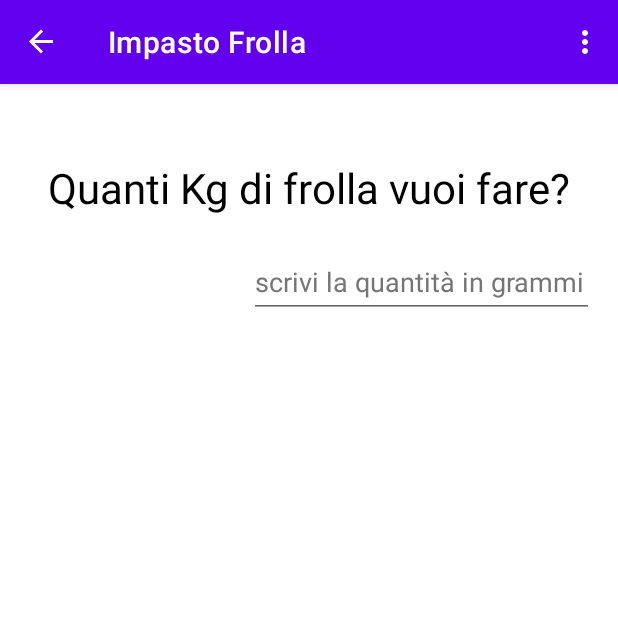
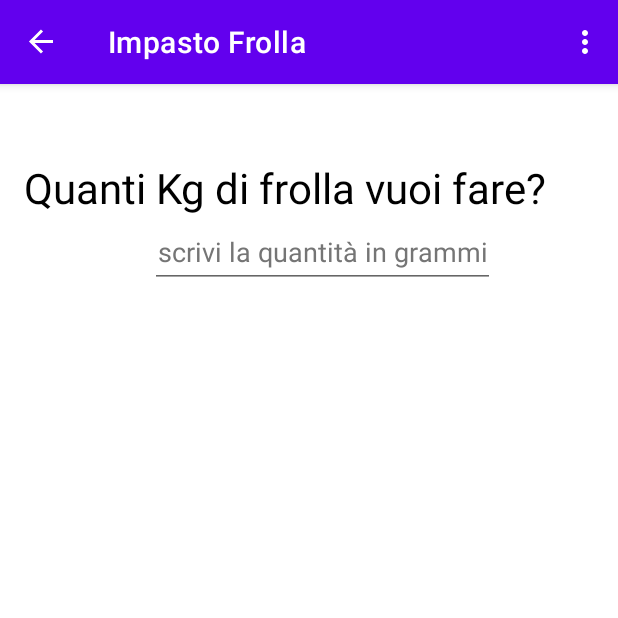
Before and after one commit to pepprond/Impastando, an Android app: the ImpastoFrolla screen opened through its navigation route, on a phone screen of 412 x 824 dp, the top half of it. Run offline under Robolectric (Android 15) with nearby library versions, the phone set to English and light mode, and no system bars; our stand-ins replace navigation-ui; Roboto replaces fonts that are not available here.

Commit message:
"ho cambiato i layout dei fragment impasto frolla e pizza"

```diff
--- a/app/src/main/res/layout/impasto_frolla.xml
+++ b/app/src/main/res/layout/impasto_frolla.xml
@@ -1,10 +1,11 @@
 <?xml version="1.0" encoding="utf-8"?>
-<androidx.constraintlayout.widget.ConstraintLayout xmlns:android="http://schemas.android.com/apk/res/android"
+<LinearLayout xmlns:android="http://schemas.android.com/apk/res/android"
     xmlns:app="http://schemas.android.com/apk/res-auto"
     xmlns:tools="http://schemas.android.com/tools"
     android:layout_width="match_parent"
     android:layout_height="match_parent"
-    tools:context=".ImpastoFrolla" >
+    android:orientation="vertical"
+    tools:context=".ImpastoFrolla">
 
     <TextView
         android:id="@+id/textView"
@@ -16,22 +17,17 @@
         android:fontFamily="@font/roboto_bold"
         android:text="@string/text_frolla"
         android:textColor="@color/black"
-        android:textSize="@dimen/text_fragment_size"
-        app:layout_constraintEnd_toEndOf="parent"
-        app:layout_constraintStart_toStartOf="parent"
-        app:layout_constraintTop_toTopOf="parent" />
+        android:textSize="@dimen/text_fragment_size" />
 
     <EditText
         android:id="@+id/editTextNumberDecimal2"
-        android:layout_width="@dimen/width_num"
+        android:layout_width="230dp"
         android:layout_height="@dimen/heigth_num"
-        android:layout_marginTop="20dp"
-        android:layout_marginEnd="16dp"
         android:autofillHints=""
         android:ems="10"
+        android:layout_marginHorizontal="100dp"
+        android:gravity="center"
         android:hint="@string/text_grammi"
         android:inputType="numberDecimal"
-        android:textColorHint="#757575"
-        app:layout_constraintEnd_toEndOf="parent"
-        app:layout_constraintTop_toBottomOf="@+id/textView" />
-</androidx.constraintlayout.widget.ConstraintLayout>
+        android:textColorHint="#757575" />
+</LinearLayout>
```
Also changed, not shown: app/src/main/res/layout/impasto_pizza.xml (+7 -13 lines).
